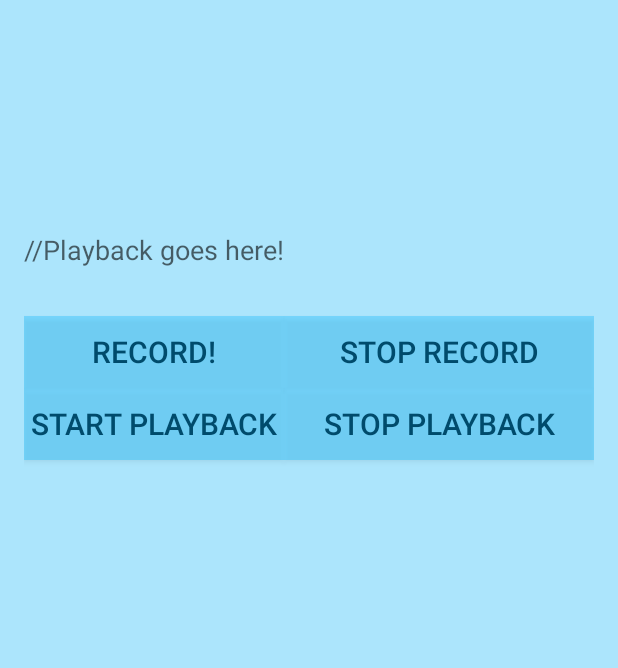
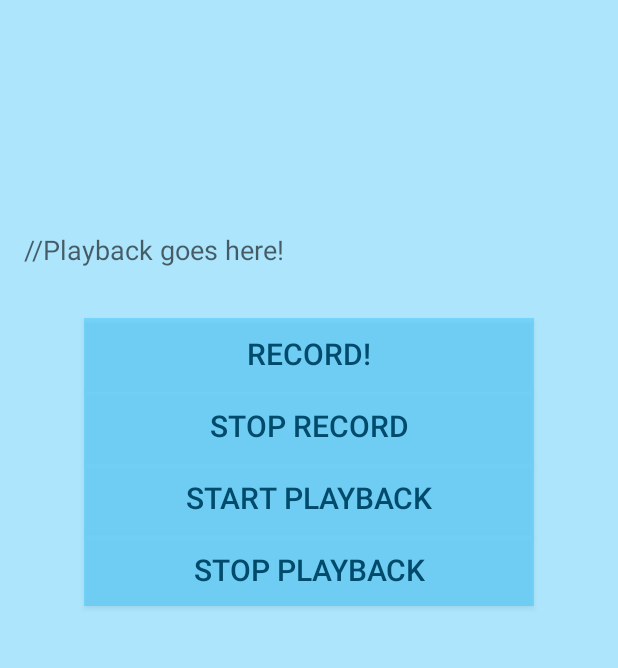
Before and after one commit to ITIN-SongScribe/SongScribeDemo2, an Android app: the layout activity_voice_record.xml on its own in the app's theme, with its tools: preview values and no code run, on a phone screen of 412 x 824 dp, the part 368-1036 px from its top. Run offline under Robolectric (Android 15) with nearby library versions, the phone set to English and light mode, and no system bars.

Commit message:
Work on Voice Record page

```diff
--- a/app/src/main/java/com/songscribe/songscribe/VoiceRecord.java
+++ b/app/src/main/java/com/songscribe/songscribe/VoiceRecord.java
@@ -9,6 +9,7 @@ import android.view.Menu;
 import android.view.MenuItem;
 import android.view.View;
 import android.widget.Button;
+import android.widget.TextView;
 
 import java.io.File;
 
@@ -29,6 +30,11 @@ public class VoiceRecord extends ActionBarActivity {
 
         _start = (Button) findViewById(R.id.startRecord);
         _stop = (Button) findViewById(R.id.stopRecord);
+
+        final String nameSong;
+        nameSong = NewSongScreen.getSongName();
+        final TextView txtArtist = (TextView)findViewById(R.id.textView4);
+        txtArtist.setText(nameSong);
 
         OUTPUT_FILE= Environment.getExternalStorageDirectory()+"/audiorecorder.3gpp";
     }
--- a/app/src/main/res/layout/activity_main.xml
+++ b/app/src/main/res/layout/activity_main.xml
@@ -40,12 +40,12 @@
     <TextView
         android:layout_width="wrap_content"
         android:layout_height="wrap_content"
-        android:textAppearance="?android:attr/textAppearanceLarge"
+        android:textAppearance="?android:attr/textAppearanceMedium"
         android:text="&#34;@+id/txtsongName&#34;"
         android:id="@+id/textView"
         android:layout_centerHorizontal="true"
         android:layout_marginTop="155dp"
-        android:textSize="50dp"
+        android:textSize="35sp"
         android:textColor="#ffffffff"
         android:textStyle="bold|italic" />
 
--- a/app/src/main/res/layout/activity_voice_record.xml
+++ b/app/src/main/res/layout/activity_voice_record.xml
@@ -65,13 +65,13 @@
         android:text="Record!"
         android:id="@+id/startRecord"
         android:onClick="buttonTapped"
-        android:layout_marginTop="32dp"
-        android:layout_below="@+id/textView5"
+        android:layout_marginTop="33dp"
         android:background="#5000b5ff"
         android:textSize="20sp"
         android:textColor="#FF004b6c"
-        android:layout_alignRight="@+id/textView5"
-        android:layout_alignEnd="@+id/textView5" />
+        android:layout_below="@+id/textView5"
+        android:layout_centerHorizontal="true"
+        android:clickable="true" />
 
     <Button
         android:layout_width="300dp"
@@ -82,10 +82,10 @@
         android:background="#5000b5ff"
         android:textSize="20sp"
         android:textColor="#FF004b6c"
-        android:layout_alignTop="@+id/startRecord"
-        android:layout_toRightOf="@+id/startRecord"
-        android:layout_toEndOf="@+id/startRecord"
-        android:layout_alignBottom="@+id/startRecord" />
+        android:layout_below="@+id/startRecord"
+        android:layout_alignLeft="@+id/startRecord"
+        android:layout_alignStart="@+id/startRecord"
+        android:clickable="true" />
 
     <Button
         android:layout_width="300dp"
@@ -96,9 +96,10 @@
         android:background="#5000b5ff"
         android:textSize="20sp"
         android:textColor="#FF004b6c"
-        android:layout_below="@+id/startRecord"
-        android:layout_alignLeft="@+id/stopRecord"
-        android:layout_alignStart="@+id/stopRecord" />
+        android:layout_below="@+id/startPlayback"
+        android:layout_alignRight="@+id/startRecord"
+        android:layout_alignEnd="@+id/startRecord"
+        android:clickable="true" />
 
     <Button
         android:layout_width="300dp"
@@ -109,10 +110,9 @@
         android:background="#5000b5ff"
         android:textSize="20sp"
         android:textColor="#FF004b6c"
-        android:layout_below="@+id/startRecord"
-        android:layout_alignParentLeft="true"
-        android:layout_alignParentStart="true"
-        android:layout_toLeftOf="@+id/stopRecord"
-        android:layout_toStartOf="@+id/stopRecord" />
+        android:layout_below="@+id/stopRecord"
+        android:layout_alignLeft="@+id/stopRecord"
+        android:layout_alignStart="@+id/stopRecord"
+        android:clickable="true" />
 
 </RelativeLayout>
```
Also changed, not shown: 1 other file.
